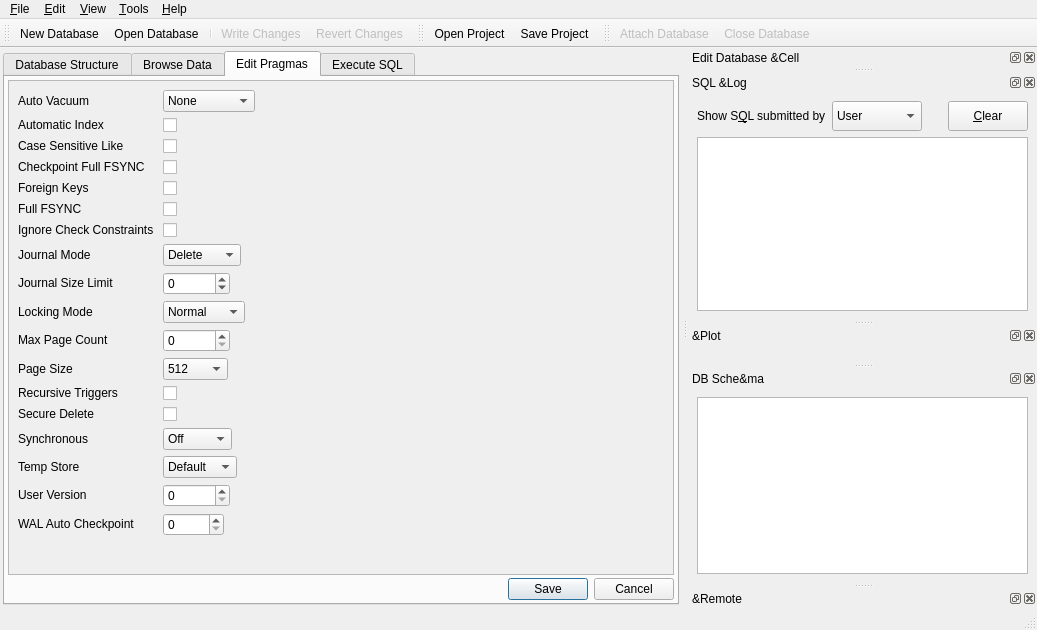
Before: the Qt Designer form src/MainWindow.ui in sqlitebrowser/sqlitebrowser, drawn with Qt 5.
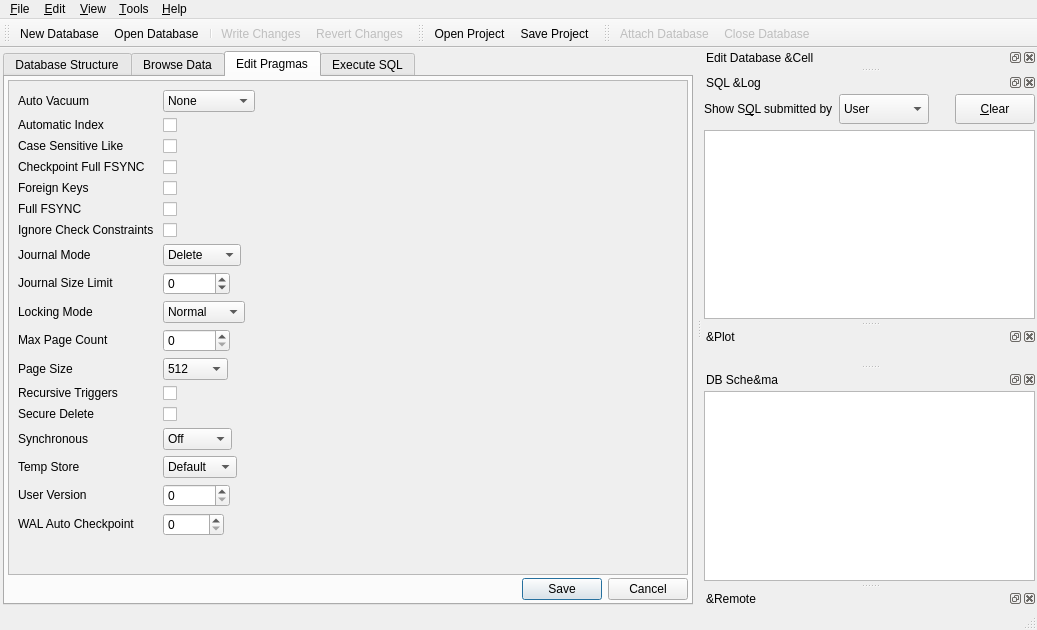
After: the same form once the commit is applied. The open tabs and pages were chosen to show the change. Icons and pictures are not drawn. Custom widgets are drawn as their Qt base class.

Commit message:
Reduce margin in docks
Reduce the margins in the layouts of the dock widgets in the main window
a bit. This reduces the amount of wasted screen space.

See issue #2299.

The edit to the form file:
```diff
--- a/src/MainWindow.ui
+++ b/src/MainWindow.ui
@@ -174,8 +174,8 @@
             <rect>
              <x>0</x>
              <y>0</y>
-             <width>692</width>
-             <height>489</height>
+             <width>641</width>
+             <height>544</height>
             </rect>
            </property>
            <layout class="QFormLayout" name="formLayout">
@@ -885,6 +885,18 @@
    </attribute>
    <widget class="QWidget" name="dockWidgetContents">
     <layout class="QVBoxLayout" name="verticalLayout_5">
+     <property name="leftMargin">
+      <number>2</number>
+     </property>
+     <property name="topMargin">
+      <number>2</number>
+     </property>
+     <property name="rightMargin">
+      <number>2</number>
+     </property>
+     <property name="bottomMargin">
+      <number>2</number>
+     </property>
      <item>
       <layout class="QHBoxLayout" name="horizontalLayout_3">
        <item>
@@ -1028,6 +1040,18 @@
    </attribute>
    <widget class="QWidget" name="dockWidgetContents_3">
     <layout class="QVBoxLayout" name="verticalLayout_9">
+     <property name="leftMargin">
+      <number>2</number>
+     </property>
+     <property name="topMargin">
+      <number>2</number>
+     </property>
+     <property name="rightMargin">
+      <number>2</number>
+     </property>
+     <property name="bottomMargin">
+      <number>2</number>
+     </property>
      <item>
       <widget class="QTreeView" name="treeSchemaDock">
        <property name="contextMenuPolicy">
```
Left out of the diff: 2 changed lines with no effect on the pictures. The commit also changes 3 other files.
